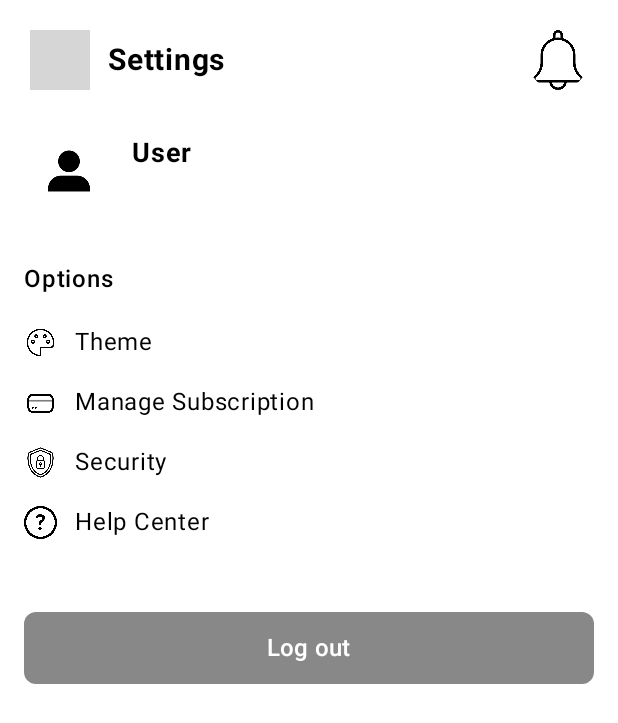
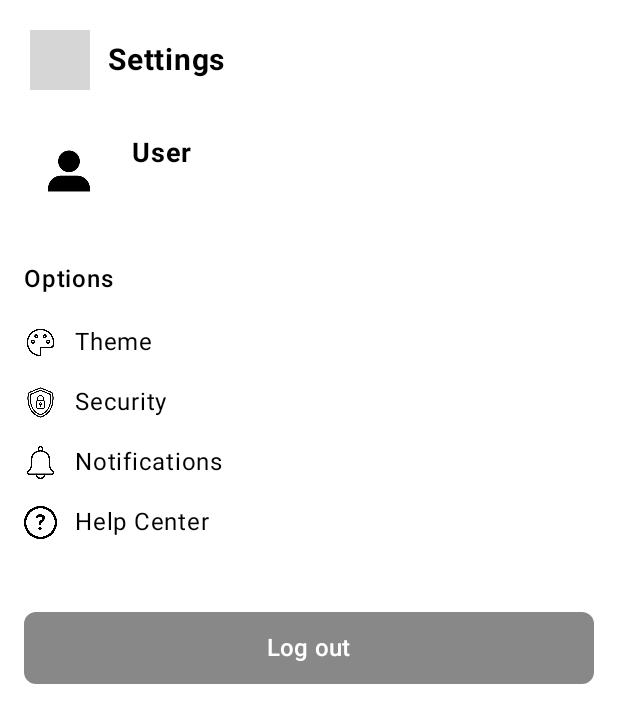
Before and after one commit to vrajp09/ResumeLens, an Android app built with Jetpack Compose: the @Preview function PreviewProfileSettingsScreen, on a phone screen of 412 x 824 dp. Shown: the top 723 px of the screen. Run offline under Robolectric (Android 15) with nearby library versions, the phone set to English and light mode, and no system bars; our stand-ins replace Firebase (no records; nobody signed in at launch, a user with empty details on screens opened directly); grey boxes are pictures that could not be loaded.

Commit message:
ui edits

```diff
--- a/app/src/main/java/com/cs407/resumelens/ui/screens/ProfileSettingsScreen.kt
+++ b/app/src/main/java/com/cs407/resumelens/ui/screens/ProfileSettingsScreen.kt
@@ -67,13 +67,6 @@ fun ProfileSettingsScreen(
             )
 
             Spacer(modifier = Modifier.weight(1f))
-
-            IconButton(onClick = { /* handle notifications later */ }) {
-                Icon(
-                    painter = painterResource(id = R.drawable.bell),
-                    contentDescription = "Notifications"
-                )
-            }
         }
 
         Spacer(modifier = Modifier.height(20.dp))
@@ -122,8 +115,8 @@ fun ProfileSettingsScreen(
         Spacer(modifier = Modifier.height(10.dp))
 
         SimpleSettingOption(R.drawable.theme, "Theme", onClick = { /* handle theme later */ })
-        SimpleSettingOption(R.drawable.card, "Manage Subscription", onClick = { /* handle theme later */ })
         SimpleSettingOption(R.drawable.security, "Security", onClick = onNavigateToSecurity)
+        SimpleSettingOption(R.drawable.bell, "Notifications", onClick = { /* handle notifs later */ })
         SimpleSettingOption(R.drawable.help, "Help Center", onClick = onNavigateToHelpCenter)
 
         Spacer(modifier = Modifier.height(40.dp))
```
Also changed, not shown: app/src/main/java/com/cs407/resumelens/ui/screens/DashboardScreen.kt (+5 -4 lines), app/src/main/java/com/cs407/resumelens/ui/screens/ProfileScreen.kt (+15 -3 lines), app/src/main/java/com/cs407/resumelens/ui/screens/ResumeLensApp.kt (+17 -0 lines).
